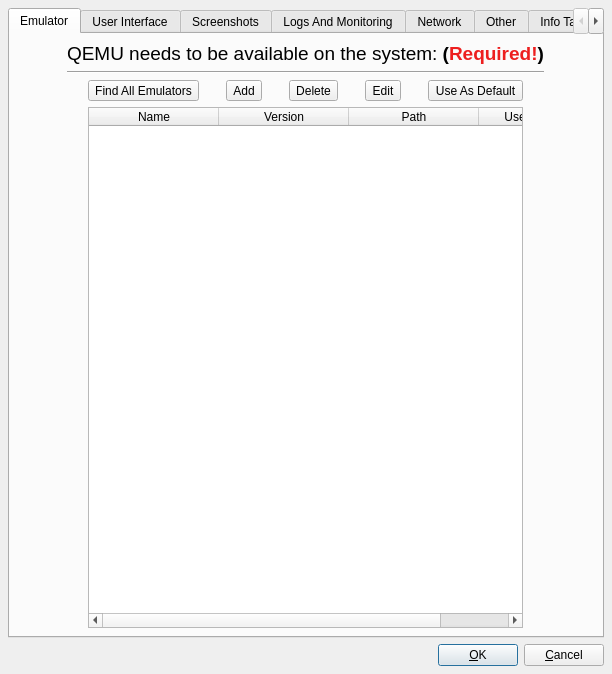
First picture: the form in src/Advanced_Settings_Window.ui, repository tobimensch/aqemu, before the edit.
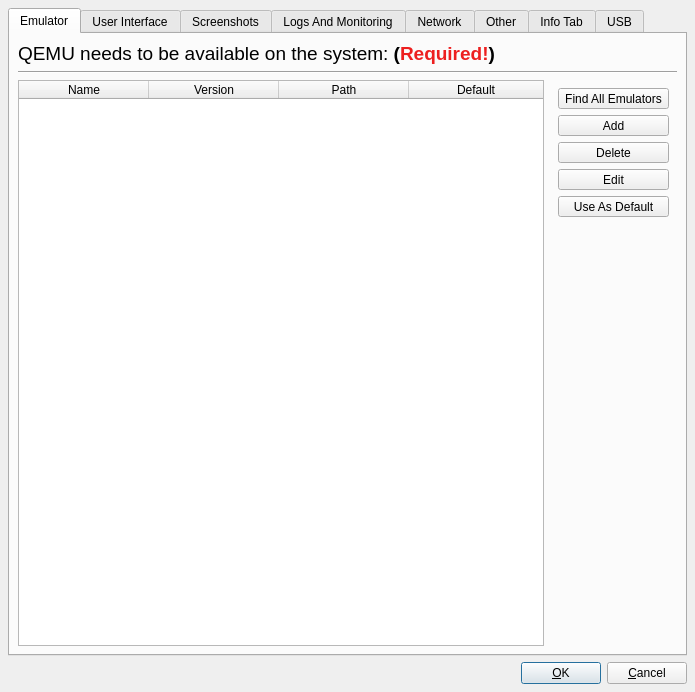
Second picture: the form after the edit. The open tabs and pages were chosen to show the change. Icons and pictures are not drawn.

Commit message: Improved look of buttons with icon and text, by making the text go under the icon.

```diff
--- a/src/Advanced_Settings_Window.ui
+++ b/src/Advanced_Settings_Window.ui
@@ -7,8 +7,8 @@
    <rect>
     <x>0</x>
     <y>0</y>
-    <width>612</width>
-    <height>674</height>
+    <width>695</width>
+    <height>692</height>
    </rect>
   </property>
   <property name="windowTitle">
@@ -67,8 +67,8 @@
       <attribute name="title">
        <string>Emulator</string>
       </attribute>
-      <layout class="QGridLayout" name="gridLayout_6">
-       <item row="0" column="0">
+      <layout class="QGridLayout" name="gridLayout">
+       <item row="0" column="0" colspan="2">
         <widget class="QLabel" name="Label_Installed_Emulators">
          <property name="sizePolicy">
           <sizepolicy hsizetype="Minimum" vsizetype="Preferred">
@@ -81,116 +81,14 @@
          </property>
         </widget>
        </item>
-       <item row="1" column="0">
+       <item row="1" column="0" colspan="2">
         <widget class="Line" name="line_11">
          <property name="orientation">
           <enum>Qt::Horizontal</enum>
          </property>
         </widget>
        </item>
-       <item row="2" column="0">
-        <layout class="QGridLayout" name="gridLayout">
-         <item row="0" column="0">
-          <widget class="QToolButton" name="TB_Find_All_Emulators">
-           <property name="text">
-            <string>Find All Emulators</string>
-           </property>
-           <property name="icon">
-            <iconset resource="../resources/icons.qrc">
-             <normaloff>:/update.png</normaloff>:/update.png</iconset>
-           </property>
-           <property name="iconSize">
-            <size>
-             <width>24</width>
-             <height>24</height>
-            </size>
-           </property>
-           <property name="toolButtonStyle">
-            <enum>Qt::ToolButtonTextBesideIcon</enum>
-           </property>
-          </widget>
-         </item>
-         <item row="0" column="1">
-          <widget class="QToolButton" name="TB_Add_Emulator">
-           <property name="text">
-            <string>Add</string>
-           </property>
-           <property name="icon">
-            <iconset resource="../resources/icons.qrc">
-             <normaloff>:/add.png</normaloff>:/add.png</iconset>
-           </property>
-           <property name="iconSize">
-            <size>
-             <width>24</width>
-             <height>24</height>
-            </size>
-           </property>
-           <property name="toolButtonStyle">
-            <enum>Qt::ToolButtonTextBesideIcon</enum>
-           </property>
-          </widget>
-         </item>
-         <item row="0" column="2">
-          <widget class="QToolButton" name="TB_Delete_Emulator">
-           <property name="text">
-            <string>Delete</string>
-           </property>
-           <property name="icon">
-            <iconset resource="../resources/icons.qrc">
-             <normaloff>:/remove.png</normaloff>:/remove.png</iconset>
-           </property>
-           <property name="iconSize">
-            <size>
-             <width>24</width>
-             <height>24</height>
-            </size>
-           </property>
-           <property name="toolButtonStyle">
-            <enum>Qt::ToolButtonTextBesideIcon</enum>
-           </property>
-          </widget>
-         </item>
-         <item row="0" column="3">
-          <widget class="QToolButton" name="TB_Edit_Emulator">
-           <property name="text">
-            <string>Edit</string>
-           </property>
-           <property name="icon">
-            <iconset resource="../resources/icons.qrc">
-             <normaloff>:/edit.png</normaloff>:/edit.png</iconset>
-           </property>
-           <property name="iconSize">
-            <size>
-             <width>24</width>
-             <height>24</height>
-            </size>
-           </property>
-           <property name="toolButtonStyle">
-            <enum>Qt::ToolButtonTextBesideIcon</enum>
-           </property>
-          </widget>
-         </item>
-         <item row="0" column="4">
-          <widget class="QToolButton" name="TB_Use_Default">
-           <property name="text">
-            <string>Use As Default</string>
-           </property>
-           <property name="icon">
-            <iconset resource="../resources/icons.qrc">
-             <normaloff>:/apply.png</normaloff>:/apply.png</iconset>
-           </property>
-           <property name="iconSize">
-            <size>
-             <width>24</width>
-             <height>24</height>
-            </size>
-           </property>
-           <property name="toolButtonStyle">
-            <enum>Qt::ToolButtonTextBesideIcon</enum>
-           </property>
-          </widget>
-         </item>
-         <item row="1" column="0" colspan="5">
+       <item row="2" column="0" rowspan="2">
           <widget class="QTableWidget" name="Emulators_Table">
            <property name="editTriggers">
             <set>QAbstractItemView::NoEditTriggers</set>
@@ -233,12 +131,165 @@
            </column>
            <column>
             <property name="text">
-             <string>Use As Default</string>
+           <string>Default</string>
             </property>
            </column>
           </widget>
          </item>
-        </layout>
+       <item row="3" column="1">
+        <spacer name="verticalSpacer_3">
+         <property name="orientation">
+          <enum>Qt::Vertical</enum>
+         </property>
+         <property name="sizeHint" stdset="0">
+          <size>
+           <width>20</width>
+           <height>226</height>
+          </size>
+         </property>
+        </spacer>
+       </item>
+       <item row="2" column="1">
+        <widget class="QWidget" name="widget" native="true">
+         <property name="sizePolicy">
+          <sizepolicy hsizetype="Fixed" vsizetype="Preferred">
+           <horstretch>0</horstretch>
+           <verstretch>0</verstretch>
+          </sizepolicy>
+         </property>
+         <layout class="QVBoxLayout" name="verticalLayout_46">
+          <item>
+           <widget class="QToolButton" name="TB_Find_All_Emulators">
+            <property name="sizePolicy">
+             <sizepolicy hsizetype="MinimumExpanding" vsizetype="Fixed">
+              <horstretch>0</horstretch>
+              <verstretch>0</verstretch>
+             </sizepolicy>
+            </property>
+            <property name="text">
+             <string>Find All Emulators</string>
+            </property>
+            <property name="icon">
+             <iconset resource="../resources/icons.qrc">
+              <normaloff>:/update.png</normaloff>:/update.png</iconset>
+            </property>
+            <property name="iconSize">
+             <size>
+              <width>24</width>
+              <height>24</height>
+             </size>
+            </property>
+            <property name="toolButtonStyle">
+             <enum>Qt::ToolButtonTextUnderIcon</enum>
+            </property>
+           </widget>
+          </item>
+          <item>
+           <widget class="QToolButton" name="TB_Add_Emulator">
+            <property name="sizePolicy">
+             <sizepolicy hsizetype="MinimumExpanding" vsizetype="Fixed">
+              <horstretch>0</horstretch>
+              <verstretch>0</verstretch>
+             </sizepolicy>
+            </property>
+            <property name="text">
+             <string>Add</string>
+            </property>
+            <property name="icon">
+             <iconset resource="../resources/icons.qrc">
+              <normaloff>:/add.png</normaloff>:/add.png</iconset>
+            </property>
+            <property name="iconSize">
+             <size>
+              <width>24</width>
+              <height>24</height>
+             </size>
+            </property>
+            <property name="toolButtonStyle">
+             <enum>Qt::ToolButtonTextUnderIcon</enum>
+            </property>
+           </widget>
+          </item>
+          <item>
+           <widget class="QToolButton" name="TB_Delete_Emulator">
+            <property name="sizePolicy">
+             <sizepolicy hsizetype="MinimumExpanding" vsizetype="Fixed">
+              <horstretch>0</horstretch>
+              <verstretch>0</verstretch>
+             </sizepolicy>
+            </property>
+            <property name="text">
+             <string>Delete</string>
+            </property>
+            <property name="icon">
+             <iconset resource="../resources/icons.qrc">
+              <normaloff>:/remove.png</normaloff>:/remove.png</iconset>
+            </property>
+            <property name="iconSize">
+             <size>
+              <width>24</width>
+              <height>24</height>
+             </size>
+            </property>
+            <property name="toolButtonStyle">
+             <enum>Qt::ToolButtonTextUnderIcon</enum>
+            </property>
+           </widget>
+          </item>
+          <item>
+           <widget class="QToolButton" name="TB_Edit_Emulator">
+            <property name="sizePolicy">
+             <sizepolicy hsizetype="MinimumExpanding" vsizetype="Fixed">
+              <horstretch>0</horstretch>
+              <verstretch>0</verstretch>
+             </sizepolicy>
+            </property>
+            <property name="text">
+             <string>Edit</string>
+            </property>
+            <property name="icon">
+             <iconset resource="../resources/icons.qrc">
+              <normaloff>:/edit.png</normaloff>:/edit.png</iconset>
+            </property>
+            <property name="iconSize">
+             <size>
+              <width>24</width>
+              <height>24</height>
+             </size>
+            </property>
+            <property name="toolButtonStyle">
+             <enum>Qt::ToolButtonTextUnderIcon</enum>
+            </property>
+           </widget>
+          </item>
+          <item>
+           <widget class="QToolButton" name="TB_Use_Default">
+            <property name="sizePolicy">
+             <sizepolicy hsizetype="MinimumExpanding" vsizetype="Fixed">
+              <horstretch>0</horstretch>
+              <verstretch>0</verstretch>
+             </sizepolicy>
+            </property>
+            <property name="text">
+             <string>Use As Default</string>
+            </property>
+            <property name="icon">
+             <iconset resource="../resources/icons.qrc">
+              <normaloff>:/apply.png</normaloff>:/apply.png</iconset>
+            </property>
+            <property name="iconSize">
+             <size>
+              <width>24</width>
+              <height>24</height>
+             </size>
+            </property>
+            <property name="toolButtonStyle">
+             <enum>Qt::ToolButtonTextUnderIcon</enum>
+            </property>
+           </widget>
+          </item>
+         </layout>
+        </widget>
        </item>
       </layout>
      </widget>
```
Left out of the diff: 10 changed lines with no effect on the pictures. Lines whose indentation alone changed are shown as unchanged. The commit also changes 3 other files.
